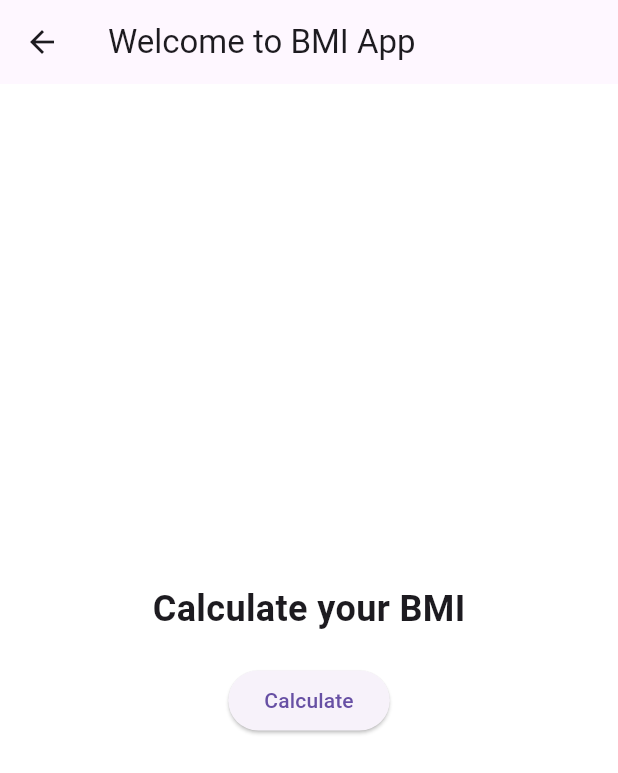
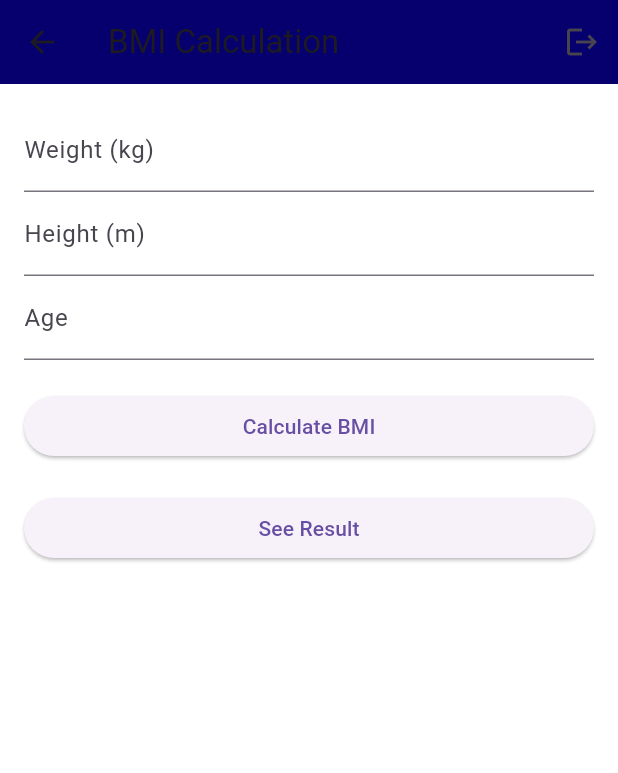
Before and after one commit to MaryamMansour/bmi, a Flutter app: the screen it shows after launch, after a tap on "Sign in as Guest", on a phone screen of 412 x 824 dp. Shown: the top 773 px of the screen. Run offline on Flutter 3.47's test engine with Material 3 defaults, Android fonts, the phone set to English and light mode, and no system bars; our stand-ins replace cloud_firestore, firebase_auth, firebase_core, flutter_screenutil; accounts and stored records are empty; network calls fail.

```diff
--- a/lib/core/routing/app_router.dart
+++ b/lib/core/routing/app_router.dart
@@ -3,7 +3,8 @@ import 'package:flutter/cupertino.dart';
 import 'package:flutter/material.dart';
 
 import '../../features/auth/ui/pages/login.dart';
-import '../../features/home/ui/home.dart';
+import '../../features/home/ui/screens/calculate_sceen.dart';
+import '../../features/home/ui/screens/status_screen.dart';
 
 
 class AppRouter {
@@ -11,8 +12,10 @@ class AppRouter {
     final arguments = settings.arguments;
 
     switch (settings.name) {
+      case Routes.calculationScreen:
+        return MaterialPageRoute(builder: (_) => BMICalculationPage());
       case Routes.homeScreen:
-        return MaterialPageRoute(builder: (_) => HomeScreen());
+        return MaterialPageRoute(builder: (_) => BMIStatusScreen());
       case Routes.loginScreen:
         return MaterialPageRoute(builder: (_) => SignIn());
       default:
--- a/lib/core/routing/routes.dart
+++ b/lib/core/routing/routes.dart
@@ -1,5 +1,7 @@
 class Routes {
   static const String homeScreen = '/homeScreen';
   static const String loginScreen = '/loginScreen';
+  static const String calculationScreen = '/calcScreen';
+
 
 }
--- a/lib/features/auth/logic/auth_controller.dart
+++ b/lib/features/auth/logic/auth_controller.dart
@@ -1,8 +1,7 @@
 import 'package:firebase_auth/firebase_auth.dart';
 
 class AuthController {
-  // sign in anon
-  Future signInAnon() async {
+static Future signInAnon() async {
     try {
       final userCredential = await FirebaseAuth.instance.signInAnonymously();
       print("Signed in with temporary account.");
@@ -17,7 +16,7 @@ class AuthController {
     }
   }
 
-  Future signOut() async {
+  static Future signOut() async {
     await FirebaseAuth.instance.signOut();
   }
 //TODO  sign out
--- a/lib/features/auth/ui/pages/login.dart
+++ b/lib/features/auth/ui/pages/login.dart
@@ -10,7 +10,6 @@ class SignIn extends StatefulWidget {
 }
 
 class _SignInState extends State<SignIn> {
-  final AuthController _auth = AuthController();
   final TextEditingController _nameController = TextEditingController();
 
   @override
@@ -60,8 +59,9 @@ class _SignInState extends State<SignIn> {
                 padding: EdgeInsets.symmetric(vertical: 15.0, horizontal: 15.0),
               ),
               onPressed: () async {
-                await _auth.signInAnon();
-                Navigator.pushNamed(context, Routes.homeScreen);
+                await AuthController.signInAnon();
+                Navigator.pushNamed(context, Routes.calculationScreen);
+
               },
               child: Text(
                 'Sign in as Guest',
--- a/lib/features/auth/ui/widgets/bmi_chart.dart
+++ b/lib/features/auth/ui/widgets/bmi_chart.dart
@@ -31,7 +31,7 @@ class BMIChart  extends StatelessWidget {
                   'Underweight',
                   style: TextStyle(
                     fontSize: 14.0,
-                    color: Colors.red, // Change color to red for Underweight
+                    color: Colors.red,
                   ),
                 ),
                 SizedBox(height: 5.0),
@@ -40,7 +40,7 @@ class BMIChart  extends StatelessWidget {
                   style: TextStyle(
                     fontSize: 18.0,
                     fontWeight: FontWeight.bold,
-                    color: Colors.red, // Change color to red for Underweight
+                    color: Colors.red,
                   ),
                 ),
               ],
@@ -54,7 +54,7 @@ class BMIChart  extends StatelessWidget {
                   'Normal',
                   style: TextStyle(
                     fontSize: 14.0,
-                    color: Colors.green, // Change color to green for Normal
+                    color: Colors.green,
                   ),
                 ),
                 SizedBox(height: 5.0),
@@ -63,7 +63,7 @@ class BMIChart  extends StatelessWidget {
                   style: TextStyle(
                     fontSize: 18.0,
                     fontWeight: FontWeight.bold,
-                    color: Colors.green, // Change color to green for Normal
+                    color: Colors.green,
                   ),
                 ),
               ],
@@ -77,7 +77,7 @@ class BMIChart  extends StatelessWidget {
                   'Overweight',
                   style: TextStyle(
                     fontSize: 14.0,
-                    color: Colors.orange, // Change color to orange for Overweight
+                    color: Colors.orange,
                   ),
                 ),
                 SizedBox(height: 5.0),
@@ -86,7 +86,7 @@ class BMIChart  extends StatelessWidget {
                   style: TextStyle(
                     fontSize: 18.0,
                     fontWeight: FontWeight.bold,
-                    color: Colors.orange, // Change color to orange for Overweight
+                    color: Colors.orange,
                   ),
                 ),
               ],
@@ -100,7 +100,7 @@ class BMIChart  extends StatelessWidget {
                   'Obese',
                   style: TextStyle(
                     fontSize: 14.0,
-                    color: Colors.redAccent, // Change color to redAccent for Obese
+                    color: Colors.redAccent,
                   ),
                 ),
                 SizedBox(height: 5.0),
@@ -109,7 +109,7 @@ class BMIChart  extends StatelessWidget {
                   style: TextStyle(
                     fontSize: 18.0,
                     fontWeight: FontWeight.bold,
-                    color: Colors.redAccent, // Change color to redAccent for Obese
+                    color: Colors.redAccent,
                   ),
                 ),
               ],
--- a/lib/features/home/ui/home.dart
+++ /dev/null
@@ -1,33 +0,0 @@
-import 'package:flutter/material.dart';
-
-class HomeScreen extends StatelessWidget {
-  @override
-  Widget build(BuildContext context) {
-    return Scaffold(
-      appBar: AppBar(
-        title: Text('Welcome to BMI App'),
-      ),
-      body: Center(
-        child: Column(
-          mainAxisAlignment: MainAxisAlignment.center,
-          children: <Widget>[
-            Text(
-              'Calculate your BMI',
-              style: TextStyle(
-                fontSize: 24.0,
-                fontWeight: FontWeight.bold,
-              ),
-            ),
-            SizedBox(height: 20.0),
-            ElevatedButton(
-              onPressed: () {
-                // Navigate to BMI calculation screen
-              },
-              child: Text('Calculate'),
-            ),
-          ],
-        ),
-      ),
-    );
-  }
-}
--- /dev/null
+++ b/lib/features/home/ui/screens/calculate_sceen.dart
@@ -0,0 +1,83 @@
+// bmi_calculation_page.dart
+
+import 'package:bmi/core/theming/colors.dart';
+import 'package:bmi/features/auth/logic/auth_controller.dart';
+import 'package:bmi/features/home/logic/bmi_controller.dart';
+import 'package:bmi/models/bmi.dart';
+import 'package:flutter/material.dart';
+
+import '../../../../core/routing/routes.dart';
+
+class BMICalculationPage extends StatefulWidget {
+  @override
+  _BMICalculationPageState createState() => _BMICalculationPageState();
+}
+
+class _BMICalculationPageState extends State<BMICalculationPage> {
+  SnackBar snackBar = const SnackBar(
+    content: Text('BMI Calculated Successfully!'),
+  );
+  final TextEditingController _weightController = TextEditingController();
+  final TextEditingController _heightController = TextEditingController();
+  final TextEditingController _ageController = TextEditingController();
+
+  @override
+  Widget build(BuildContext context) {
+    return Scaffold(
+      appBar: AppBar(
+        title: const Text('BMI Calculation'),
+        actions: <Widget>[
+          IconButton(
+            icon: Icon(Icons.logout),
+            onPressed: () async {
+              await AuthController.signOut();
+              Navigator.pushReplacementNamed(context, Routes.loginScreen);
+            },
+          ),],
+
+        backgroundColor: ColorsManager.mainBlue,
+      ),
+      body: ListView(
+        padding: const EdgeInsets.all(16.0),
+        children: [
+          TextField(
+            controller: _weightController,
+            keyboardType: TextInputType.number,
+            decoration: const InputDecoration(labelText: 'Weight (kg)'),
+          ),
+          TextField(
+            controller: _heightController,
+            keyboardType: TextInputType.number,
+            decoration: const InputDecoration(labelText: 'Height (m)'),
+          ),
+          TextField(
+            controller: _ageController,
+            keyboardType: TextInputType.number,
+            decoration: const InputDecoration(labelText: 'Age'),
+          ),
+          const SizedBox(height: 20.0),
+          ElevatedButton(
+            onPressed: (){
+              double weight = double.tryParse(_weightController.text) ?? 0;
+              double height = double.tryParse(_heightController.text) ?? 0;
+              int age = int.tryParse(_ageController.text) ?? 0;
+              BMIModel status = BMIController.calculateBMI(weight, height, age);
+              BMIController.addBMITaskToFirestore(status);
+              ScaffoldMessenger.of(context).showSnackBar(snackBar);
+            },
+            child: const Text('Calculate BMI'),
+          ),
+          const SizedBox(height: 20.0),
+          ElevatedButton(
+            onPressed: () {
+              Navigator.pushNamed(context, Routes.homeScreen);
+            },
+            child: const Text("See Result"),
+          )
+        ],
+      ),
+    );
+  }
+
+
+}
--- /dev/null
+++ b/lib/models/bmi.dart
@@ -0,0 +1,39 @@
+import 'package:cloud_firestore/cloud_firestore.dart';
+
+class BMIModel {
+  static const String COLLECTION_NAME = "Bmi";
+  String id;
+  String? status;
+  double height;
+  double weight;
+  int age;
+  DateTime time;
+
+  BMIModel({
+    this.id = '',
+    this.status,
+    required this.weight,
+    required this.age,
+    required this.height,
+    required this.time,
+  });
+
+  BMIModel.fromJson(Map<String, dynamic> json)
+      : id = json['id'],
+        status = json['status'],
+        weight = json['weight'],
+        age = json['age'],
+        height = json['height'],
+        time = (json['time'] as Timestamp).toDate();
+
+  Map<String, dynamic> toJson() {
+    return {
+      "id": id,
+      "status": status,
+      "height": height,
+      "weight": weight,
+      "age": age,
+      "time": time,
+    };
+  }
+}
--- a/pubspec.yaml
+++ b/pubspec.yaml
@@ -39,6 +39,8 @@ dependencies:
   flutter_screenutil: ^5.9.0
   firebase_core: ^2.24.2
   firebase_auth: ^4.16.0
+  cloud_firestore: ^4.7.0
+
 
 
 dev_dependencies:
```
Also changed, not shown: lib/features/home/logic/bmi_controller.dart (added, +80 -0 lines), lib/features/home/ui/screens/status_screen.dart (added, +58 -0 lines), lib/features/home/ui/widget/bmi_status_card.dart (added, +144 -0 lines), pubspec.lock, 3 other files.
